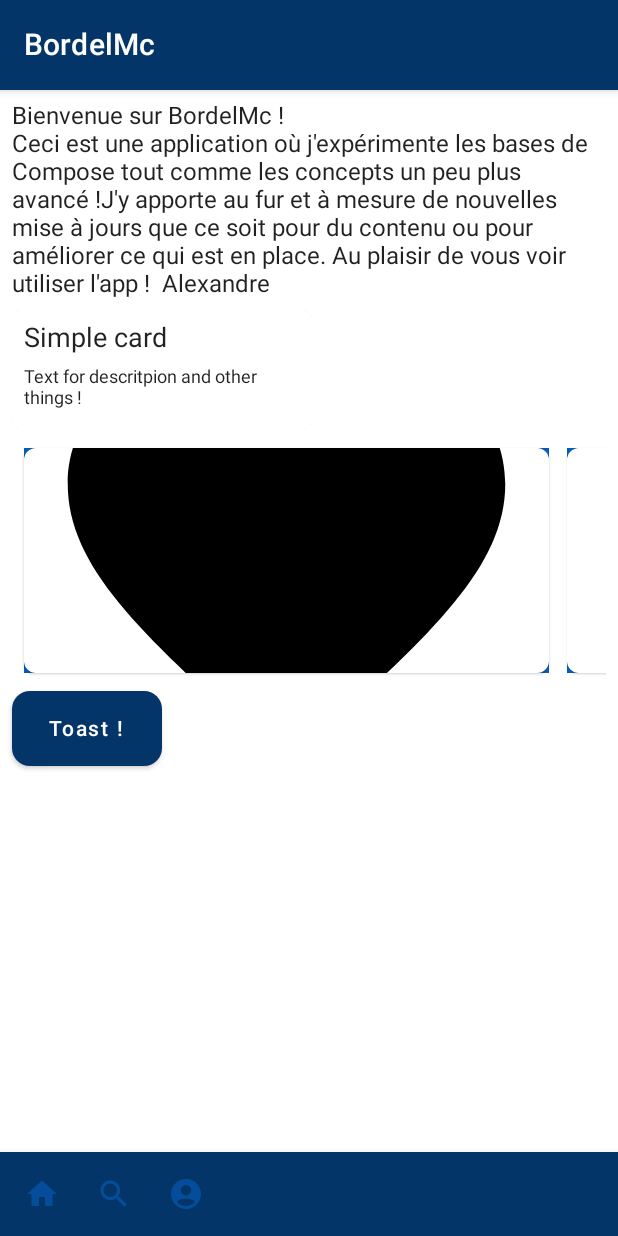
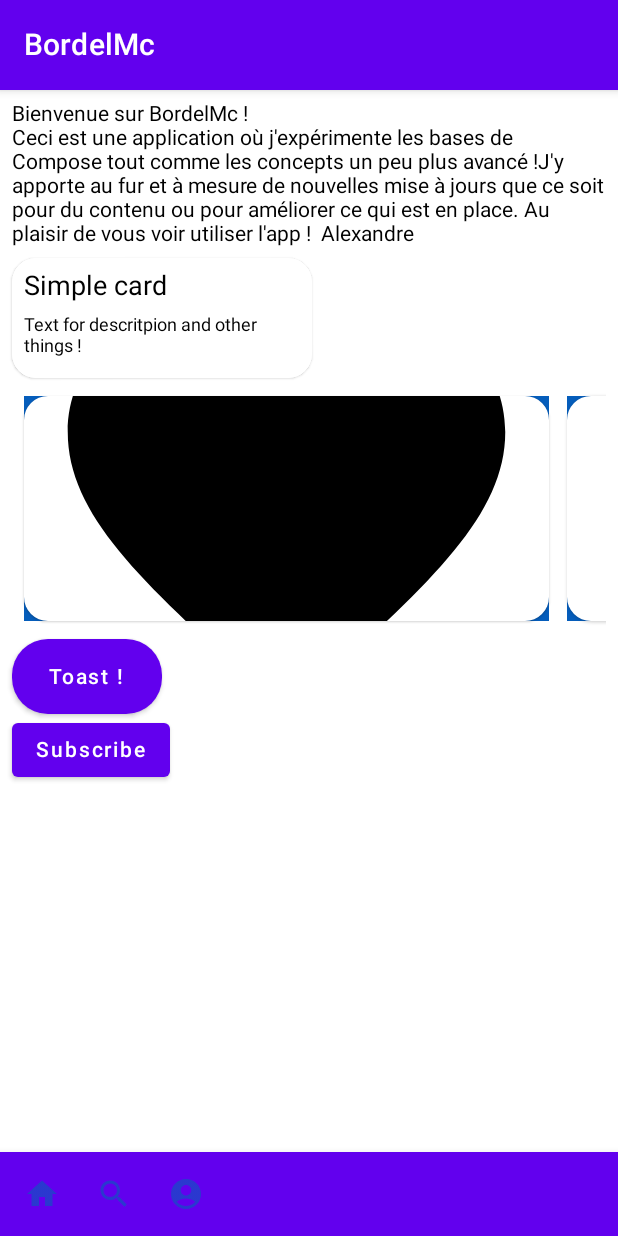
Before and after one commit to Alexandre-C-89/BordelMc, an Android app built with Jetpack Compose: the screen it shows after launch (MainActivity), on a phone screen of 412 x 824 dp. Run offline under Robolectric (Android 15) with nearby library versions, the phone set to English and light mode, and no system bars; missing, so only their content is drawn: BordelMcTheme.

Commit message:
Implement Material3 with color Theme for my app

```diff
--- a/app/build.gradle.kts
+++ b/app/build.gradle.kts
@@ -70,6 +70,9 @@ dependencies {
     debugImplementation ("androidx.compose.ui:ui-tooling:1.5.4")
     debugImplementation ("androidx.compose.ui:ui-test-manifest:1.5.4")
 
+    // Material 3
+    implementation ("androidx.compose.material3:material3:1.1.2")
+
     // Coil Compose
     implementation ("io.coil-kt:coil-compose:2.4.0")
 
--- a/app/src/main/java/com/example/bordelmc/MainActivity.kt
+++ b/app/src/main/java/com/example/bordelmc/MainActivity.kt
@@ -8,9 +8,7 @@ import androidx.compose.material.MaterialTheme
 import androidx.compose.material.Surface
 import androidx.compose.ui.Modifier
 import com.example.bordelmc.navigation.AppNavHost
-import com.example.bordelmc.designSystem.theme.BordelMcTheme
-import dagger.hilt.android.AndroidEntryPoint
-import dagger.hilt.android.HiltAndroidApp
+import com.example.compose.BordelMcTheme
 
 
 class MainActivity : ComponentActivity() {
--- a/app/src/main/java/com/example/bordelmc/designSystem/component/CardImageItem.kt
+++ b/app/src/main/java/com/example/bordelmc/designSystem/component/CardImageItem.kt
@@ -15,7 +15,6 @@ import androidx.compose.runtime.Composable
 import androidx.compose.ui.Alignment
 import androidx.compose.ui.Modifier
 import androidx.compose.ui.graphics.Color
-import androidx.compose.ui.layout.ContentScale
 import androidx.compose.ui.platform.LocalContext
 import androidx.compose.ui.res.painterResource
 import androidx.compose.ui.tooling.preview.Preview
@@ -23,8 +22,8 @@ import androidx.compose.ui.unit.dp
 import androidx.compose.ui.unit.sp
 import com.example.bordelmc.R
 import com.example.bordelmc.designSystem.component.button.ButtonItem
-import com.example.bordelmc.designSystem.theme.BordelMcTheme
 import com.example.bordelmc.designSystem.theme.Shapes
+import com.example.compose.BordelMcTheme
 
 @Composable
 fun CardImageItem(
--- a/app/src/main/java/com/example/bordelmc/designSystem/component/Checkbox.kt
+++ b/app/src/main/java/com/example/bordelmc/designSystem/component/Checkbox.kt
@@ -39,7 +39,7 @@ import androidx.compose.ui.graphics.drawscope.Stroke
 import androidx.compose.ui.graphics.graphicsLayer
 import androidx.compose.ui.semantics.Role
 import androidx.compose.ui.unit.Dp
-import com.example.bordelmc.designSystem.theme.BordelMcTheme
+import com.example.compose.BordelMcTheme
 
 
 @Composable
--- a/app/src/main/java/com/example/bordelmc/designSystem/component/ImageItem.kt
+++ b/app/src/main/java/com/example/bordelmc/designSystem/component/ImageItem.kt
@@ -15,7 +15,7 @@ import androidx.compose.ui.res.painterResource
 import androidx.compose.ui.tooling.preview.Preview
 import androidx.compose.ui.unit.dp
 import com.example.bordelmc.R
-import com.example.bordelmc.designSystem.theme.BordelMcTheme
+import com.example.compose.BordelMcTheme
 
 @Composable
 fun ImageItem() {
--- a/app/src/main/java/com/example/bordelmc/designSystem/component/InfoColumn.kt
+++ b/app/src/main/java/com/example/bordelmc/designSystem/component/InfoColumn.kt
@@ -12,7 +12,7 @@ import androidx.compose.ui.graphics.Color
 import androidx.compose.ui.tooling.preview.Preview
 import androidx.compose.ui.unit.dp
 import androidx.compose.ui.unit.sp
-import com.example.bordelmc.designSystem.theme.BordelMcTheme
+import com.example.compose.BordelMcTheme
 
 @Composable
 fun InfoItemColumn() {
--- a/app/src/main/java/com/example/bordelmc/designSystem/component/bar/AppBar.kt
+++ b/app/src/main/java/com/example/bordelmc/designSystem/component/bar/AppBar.kt
@@ -11,7 +11,7 @@ import androidx.compose.runtime.Composable
 import androidx.compose.ui.Modifier
 import androidx.compose.ui.tooling.preview.Preview
 import androidx.compose.ui.unit.dp
-import com.example.bordelmc.designSystem.theme.BordelMcTheme
+import com.example.compose.BordelMcTheme
 
 @Composable
 fun AppBar(
--- a/app/src/main/java/com/example/bordelmc/designSystem/component/card/CardItem.kt
+++ b/app/src/main/java/com/example/bordelmc/designSystem/component/card/CardItem.kt
@@ -15,7 +15,7 @@ import androidx.compose.ui.graphics.Color
 import androidx.compose.ui.tooling.preview.Preview
 import androidx.compose.ui.unit.dp
 import androidx.compose.ui.unit.sp
-import com.example.bordelmc.designSystem.theme.BordelMcTheme
+import com.example.compose.BordelMcTheme
 import com.example.bordelmc.designSystem.theme.Shapes
 
 @OptIn(ExperimentalMaterialApi::class)
--- a/app/src/main/java/com/example/bordelmc/designSystem/theme/Color.kt
+++ b/app/src/main/java/com/example/bordelmc/designSystem/theme/Color_useless.kt
@@ -2,14 +2,14 @@ package com.example.bordelmc.designSystem.theme
 
 import androidx.compose.ui.graphics.Color
 
-val Purple200 = Color(0xFFBB86FC)
-val Purple500 = Color(0xFF6200EE)
-val Purple700 = Color(0xFF3700B3)
-val Teal200 = Color(0xFF03DAC5)
+val Yellow = Color(0xFFE0BD61)
+val Green = Color(0xFF36E275)
+val Grey = Color(0xFFAFAFAF)
+val Black = Color(0xFF052549)
 
 val DarkBlue = Color(0xFF043569)
 val LightBlue = Color(0xFF055DBB)
 val ExtraLightBlue = Color(0xFF67B0FD)
 val ExtraLightOrange = Color(0xFFEEDEC7)
-val LightOrange = Color(0xFFF38F00)
+val Orange = Color(0xFFF38F00)
 val DarkOrange = Color(0xFF8F5400)
--- a/app/src/main/java/com/example/bordelmc/designSystem/theme/Shape.kt
+++ b/app/src/main/java/com/example/bordelmc/designSystem/theme/Shape.kt
@@ -5,7 +5,7 @@ import androidx.compose.material.Shapes
 import androidx.compose.ui.unit.dp
 
 val Shapes = Shapes(
-    small = RoundedCornerShape(4.dp),
-    medium = RoundedCornerShape(8.dp),
-    large = RoundedCornerShape(12.dp)
+    small = RoundedCornerShape(8.dp),
+    medium = RoundedCornerShape(16.dp),
+    large = RoundedCornerShape(24.dp)
 )
--- a/app/src/main/java/com/example/bordelmc/designSystem/theme/Theme.kt
+++ b/app/src/main/java/com/example/bordelmc/designSystem/theme/Theme_useless.kt
@@ -7,28 +7,31 @@ import androidx.compose.material.lightColors
 import androidx.compose.runtime.Composable
 
 private val DarkColorPalette = darkColors(
-    primary = LightBlue,
-    primaryVariant = DarkBlue,
-    secondary = DarkOrange
+    primary = Yellow,
+    primaryVariant = LightBlue,
+    secondary = Orange,
+    background = ExtraLightOrange,
+    surface = Grey,
+    onPrimary = Yellow,
+    onSecondary = Orange,
+    onBackground = DarkBlue,
+    onSurface = ExtraLightBlue,
 )
 
 private val LightColorPalette = lightColors(
-    primary = DarkBlue,
-    primaryVariant = Purple700,
-    secondary = Teal200
-
-    /* Other default colors to override
-    background = Color.White,
-    surface = Color.White,
-    onPrimary = Color.White,
-    onSecondary = Color.Black,
-    onBackground = Color.Black,
-    onSurface = Color.Black,
-    */
+    primary = Yellow,
+    primaryVariant = DarkBlue,
+    secondary = DarkOrange,
+    background = ExtraLightOrange,
+    surface = Grey,
+    onPrimary = Yellow,
+    onSecondary = Orange,
+    onBackground = DarkBlue,
+    onSurface = ExtraLightBlue,
 )
 
 @Composable
-fun BordelMcTheme(
+fun BordelMcThemeUseless(
     darkTheme: Boolean = isSystemInDarkTheme(),
     content: @Composable () -> Unit
 ) {
--- a/app/src/main/java/com/example/bordelmc/designSystem/theme/Type.kt
+++ b/app/src/main/java/com/example/bordelmc/designSystem/theme/Type.kt
@@ -1,5 +1,6 @@
 package com.example.bordelmc.designSystem.theme
 
+//noinspection UsingMaterialAndMaterial3Libraries
 import androidx.compose.material.Typography
 import androidx.compose.ui.text.TextStyle
 import androidx.compose.ui.text.font.FontFamily
@@ -12,8 +13,7 @@ val Typography = Typography(
         fontFamily = FontFamily.Default,
         fontWeight = FontWeight.Normal,
         fontSize = 16.sp
-    )
-    /* Other default text styles to override
+    ),
     button = TextStyle(
         fontFamily = FontFamily.Default,
         fontWeight = FontWeight.W500,
@@ -24,5 +24,4 @@ val Typography = Typography(
         fontWeight = FontWeight.Normal,
         fontSize = 12.sp
     )
-    */
 )
--- a/app/src/main/java/com/example/bordelmc/home/HomeScreen.kt
+++ b/app/src/main/java/com/example/bordelmc/home/HomeScreen.kt
@@ -12,6 +12,7 @@ import androidx.compose.foundation.layout.height
 import androidx.compose.foundation.layout.padding
 import androidx.compose.foundation.lazy.LazyRow
 import androidx.compose.foundation.lazy.items
+import androidx.compose.material.Button
 import androidx.compose.material.Scaffold
 import androidx.compose.material.Text
 import androidx.compose.material.icons.Icons
@@ -34,7 +35,7 @@ import com.example.bordelmc.designSystem.component.card.CardImageItem
 import com.example.bordelmc.designSystem.component.card.CardItem
 import com.example.bordelmc.data.OptionsList
 import com.example.bordelmc.designSystem.component.button.ButtonItem
-import com.example.bordelmc.designSystem.theme.BordelMcTheme
+import com.example.compose.BordelMcTheme
 
 @SuppressLint("UnusedMaterialScaffoldPaddingParameter")
 @Composable
@@ -107,6 +108,9 @@ fun HomeScreen(
                     },
                     text = "Toast !"
                 )
+                Button(onClick = { /*TODO*/ }) {
+                    Text(text = "Subscribe")
+                }
             }
         }
     }
--- a/app/src/main/java/com/example/bordelmc/profile/ProfileScreen.kt
+++ b/app/src/main/java/com/example/bordelmc/profile/ProfileScreen.kt
@@ -23,7 +23,7 @@ import com.example.bordelmc.designSystem.component.InfoItemColumn
 import com.example.bordelmc.designSystem.component.card.CardItem
 import com.example.bordelmc.designSystem.component.bar.AppBar
 import com.example.bordelmc.designSystem.component.bar.AppBottomBar
-import com.example.bordelmc.designSystem.theme.BordelMcTheme
+import com.example.compose.BordelMcTheme
 import com.example.bordelmc.designSystem.theme.Shapes
 
 @SuppressLint("UnusedMaterialScaffoldPaddingParameter")
```
Also changed, not shown: app/src/main/java/com/example/bordelmc/search/SearchScreen.kt (+0 -21 lines).
